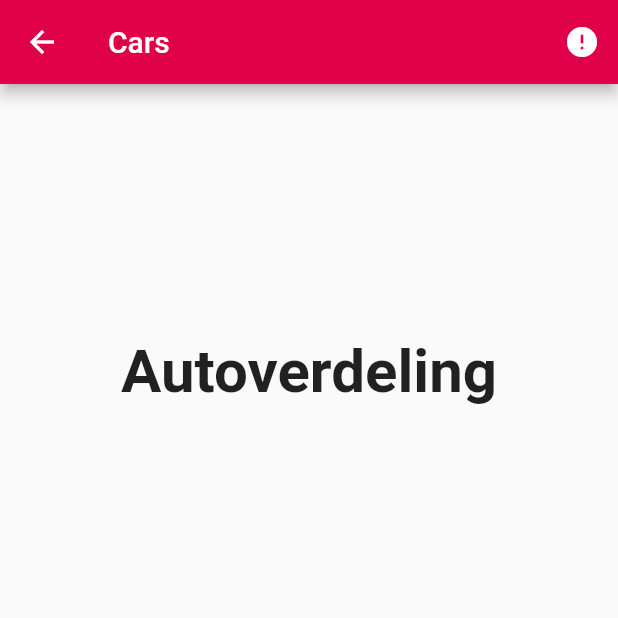
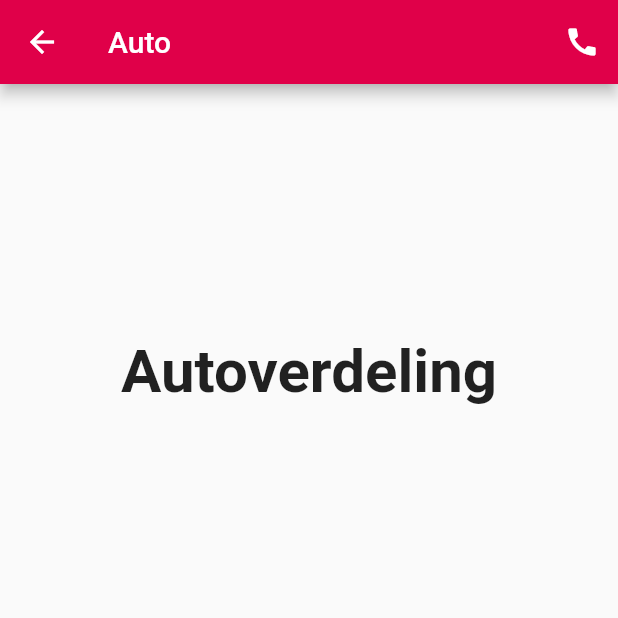
Before and after one commit to kernino/reizen_technologie, a Flutter app: the CarsPage screen opened directly, on a phone screen of 412 x 824 dp, the top half of it. Run offline on Flutter 3.47's test engine with Material 2 defaults, Android fonts, the phone set to English and light mode, and no system bars; our stand-ins replace connectivity, fluttertoast, graphql_flutter, sqflite; missing offline and left inert: flutter_mobile_carousel; accounts and stored records are empty; statements that could not run were skipped.

Commit message:
criteria van meneer fixe -icoon noodnummers -kalender -> planning -cars -> auto

```diff
--- a/lib/Views/Widgets/appbar.dart
+++ b/lib/Views/Widgets/appbar.dart
@@ -37,7 +37,7 @@ class Appbar {
                 ),
               ),
           ],
-          icon: Icon(Icons.error),
+          icon: Icon(Icons.call),
         ),
       ],
     );
--- a/lib/Views/Widgets/cars_widget.dart
+++ b/lib/Views/Widgets/cars_widget.dart
@@ -17,7 +17,7 @@ class _CarsPageState extends State<CarsPage> {
   @override
   Widget build(BuildContext context) {
     return Scaffold(
-      appBar: Appbar.getAppbar("Cars"),
+      appBar: Appbar.getAppbar("Auto"),
       body: new FutureBuilder(
           future: GetCars(),
     builder: (BuildContext context, AsyncSnapshot snapshot) {
--- a/lib/Views/Widgets/navbar.dart
+++ b/lib/Views/Widgets/navbar.dart
@@ -38,7 +38,7 @@ class NavbarState extends State<Navbar> {
           ),
           new BottomNavigationBarItem(
             icon: new Icon(Icons.calendar_today,color: Color.fromRGBO(255, 255, 255, 1.0)),
-            title: new Text('kalender', style: TextStyle(color: Colors.white),),
+            title: new Text('planning', style: TextStyle(color: Colors.white),),
           ),
           new BottomNavigationBarItem(
             icon: new Icon(Icons.directions_car,color: Color.fromRGBO(255, 255, 255, 1.0)),
```
Also changed, not shown: pubspec.lock.
